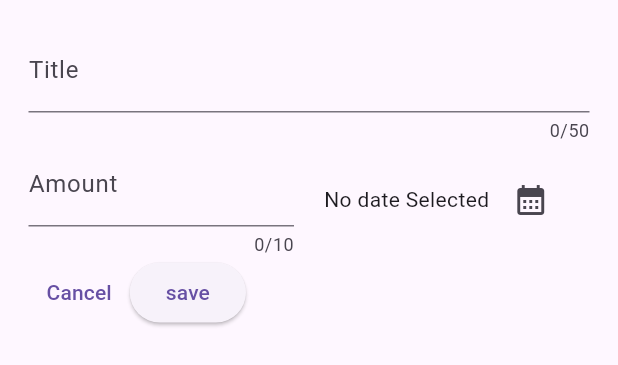
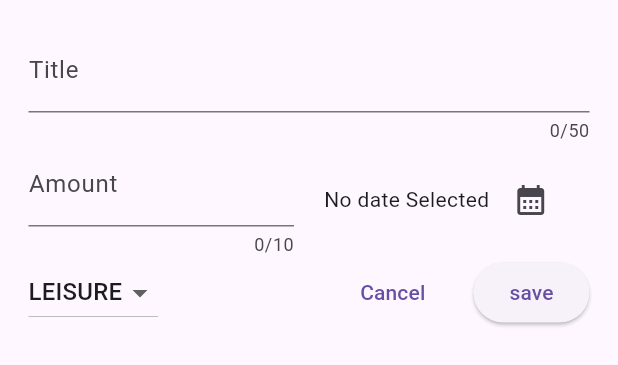
Before and after one commit to Dannysyed/ExpenseAppUsingFlutter, a Flutter app: the NewExpense widget shown alone on an empty page, opened directly, on a phone screen of 412 x 824 dp. Shown: the top 365 px of the screen. Run offline on Flutter 3.47's test engine with Material 3 defaults, Android fonts, the phone set to English and light mode, and no system bars.

Commit message:
Adding dropdown

```diff
--- a/lib/widgets/new_expense.dart
+++ b/lib/widgets/new_expense.dart
@@ -17,6 +17,7 @@ class _NewExpense extends State<NewExpense> {
 
   final _amountController = TextEditingController();
   DateTime? _selectedDate;
+  Category _selectedCateogry = Category.leisure;
 
   @override
   void dispose() {
@@ -29,7 +30,6 @@ class _NewExpense extends State<NewExpense> {
     final firstDate = DateTime(now.year - 1, now.month, now.day);
     final pickedDate = await showDatePicker(
         context: context, firstDate: firstDate, lastDate: now);
-    print(pickedDate);
     setState(() {
       _selectedDate = pickedDate;
     });
@@ -76,11 +76,31 @@ class _NewExpense extends State<NewExpense> {
           ),
           Row(
             children: [
+              DropdownButton(
+                  value: _selectedCateogry,
+                  items: Category.values
+                      .map((catergory) => DropdownMenuItem(
+                            value: catergory,
+                            child: Text(catergory.name.toUpperCase()),
+                          ))
+                      .toList(),
+                  onChanged: (value) {
+                    if (value == null) {
+                      return;
+                    }
+                    setState(() {
+                      _selectedCateogry = value;
+                    });
+                  }),
+              const Spacer(),
               TextButton(
                   onPressed: () {
                     Navigator.pop(context);
                   },
                   child: const Text("Cancel")),
+              const SizedBox(
+                width: 20,
+              ),
               ElevatedButton(
                   onPressed: () {
                     print(_entertitle);
```
